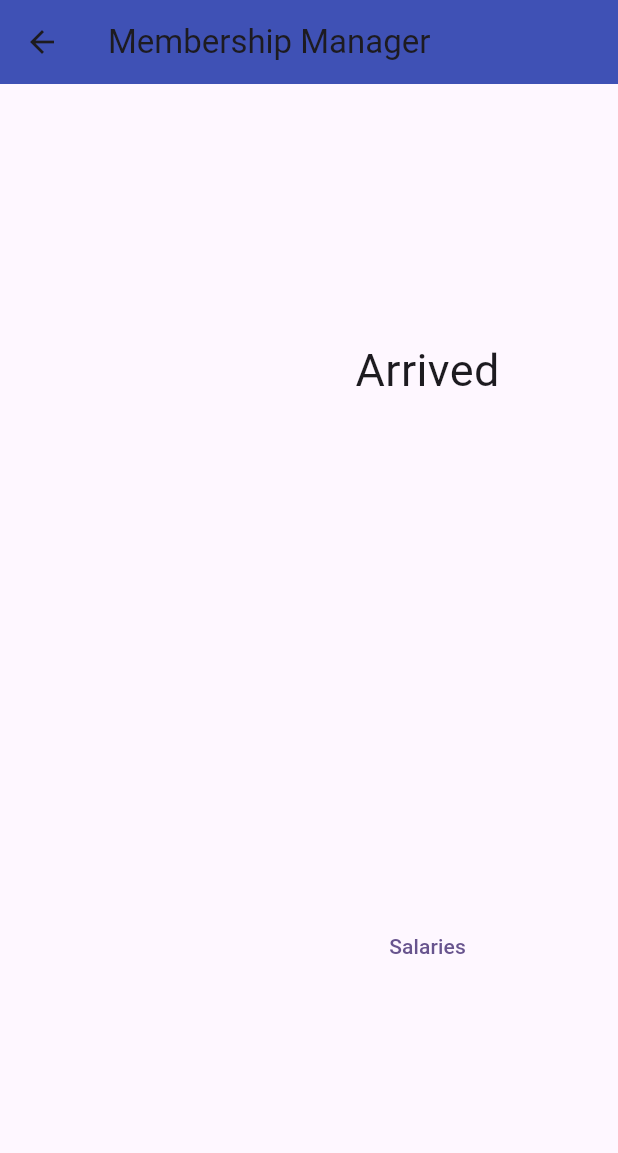
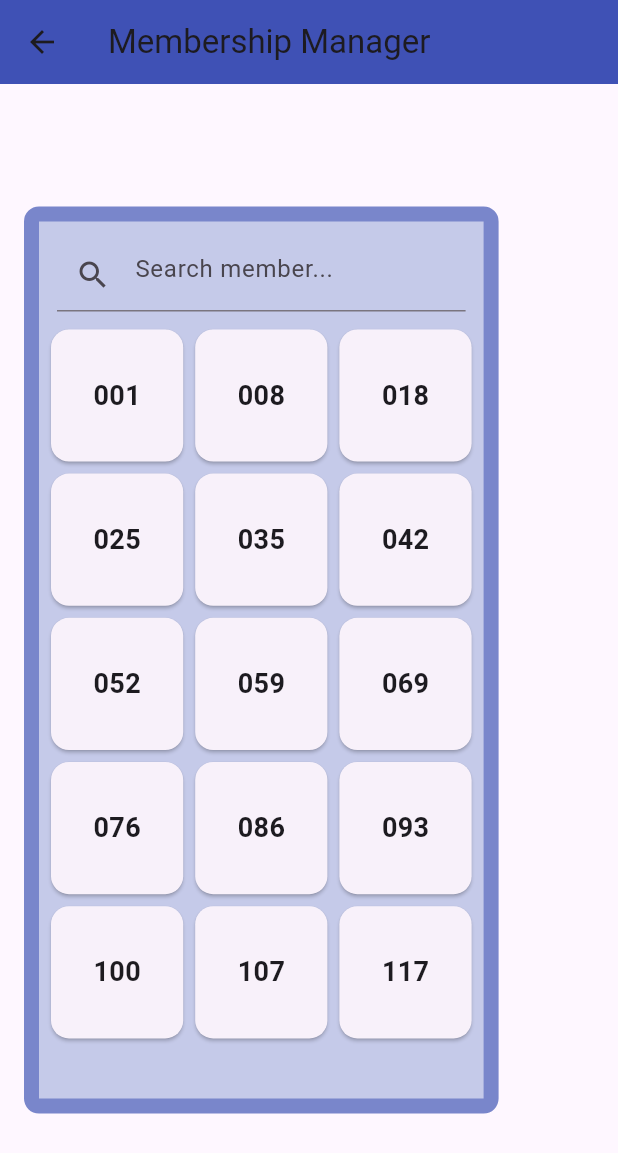
Before and after one commit to Lamroj02/om_salary_and_membership, a Flutter app: the MembershipHomePage screen opened directly, on a phone screen of 412 x 824 dp. Shown: the top 1153 px of the screen. Run offline on Flutter 3.47's test engine with Material 2 defaults, Android fonts, the phone set to English and light mode, and no system bars; our stand-ins replace table_calendar.

Commit message:
Membership route now has gridView and a search bar with working filtration by both name AND id.

```diff
--- a/lib/membershipRoutes.dart
+++ b/lib/membershipRoutes.dart
@@ -19,11 +19,45 @@ class MembershipHomePage extends StatefulWidget {
   State<MembershipHomePage> createState() => _MembershipHomePageState();
 }
 
+class Member{
+  final String name,id;
+  final int points;
+
+  Member(this.name, this.id, this.points);
+}
+
 class _MembershipHomePageState extends State<MembershipHomePage> {
 
+  List<Member> sampleMembers = [
+    Member("Alice", '001', 150),
+    Member("Bob",  '008', 120),
+    Member("Carol",  '018', 180),
+    Member("David",  '025', 90),
+    Member("Eve",  '035', 160),
+    Member("Frank",  '042', 130),
+    Member("Grace",  '052', 170),
+    Member("Harry",  '059', 110),
+    Member("Ivy",  '069', 140),
+    Member("Jack",  '076', 170),
+    Member("Karen",  '086', 100),
+    Member("Larry",  '093', 190),
+    Member("Megan",  '100', 110),
+    Member("Nancy",  '107', 140),
+    Member("Oscar",  '117', 180),
+  ];
+  List<Member> filteredMembers = [];
+
+  @override
+  void initState() {
+    super.initState();
+    filteredMembers = sampleMembers;
+  }
 
   @override
   Widget build(BuildContext context) {
+
+    double screenHeight = MediaQuery.of(context).size.height;
+    double screenWidth  = MediaQuery.of(context).size.width;
     // This method is rerun every time setState is called, for instance as done
     // by the _incrementCounter method above.
     //
@@ -40,38 +74,84 @@ class _MembershipHomePageState extends State<MembershipHomePage> {
         ),
       ),
 
-      body: Align(
-        // Center is a layout widget. It takes a single child and positions it
-        // in the middle of the parent.
-        alignment: const Alignment(0.5,0),
-        child: Column(
-          // Column is also a layout widget. It takes a list of children and
-          // arranges them vertically. By default, it sizes itself to fit its
-          // children horizontally, and tries to be as tall as its parent.
-          //
-          // Column has various properties to control how it sizes itself and
-          // how it positions its children. Here we use mainAxisAlignment to
-          // center the children vertically; the main axis here is the vertical
-          // axis because Columns are vertical (the cross axis would be
-          // horizontal).
-          //
-          // TRY THIS: Invoke "debug painting" (choose the "Toggle Debug Paint"
-          // action in the IDE, or press "p" in the console), to see the
-          // wireframe for each widget.
-          mainAxisAlignment: MainAxisAlignment.spaceAround,
-          children: <Widget>[
-            const Text(
-              'Arrived',
-              style: TextStyle( fontSize: 30),
+      body: Row(
+
+        children: [Align(
+
+          child: Container(
+            margin: const EdgeInsets.all(16.0),
+            padding: const EdgeInsets.all(4),
+
+            decoration: BoxDecoration(
+              color: Colors.indigo.shade100,
+              borderRadius: BorderRadius.circular(10.0),
+              border: Border.all(
+                color: Colors.indigo.shade300, // Set the border color here
+                width: 10.0, // Set the border width here
+              ),
             ),
 
-            TextButton(
-              onPressed: () {
-                Navigator.pop(context);
-              },
-              child: const Text('Salaries'),
-            )
-          ],
+            child: SizedBox(
+              height: screenHeight * 0.7,
+              width:  screenWidth * 0.7,
+
+              child: Column(
+
+                children: [Padding(
+                    padding: const EdgeInsets.all(8.0),
+                    child: TextField(
+                      decoration: const InputDecoration(
+                        hintText: 'Search member...',
+                        prefixIcon: Icon(Icons.search),
+                      ),
+                      onChanged: (value) {
+                        // Implement the filtering logic here
+                        if (value.isNotEmpty) {
+                          setState(() {
+                            filteredMembers = sampleMembers
+                                .where((member) =>
+                                member.name.toLowerCase().contains(
+                                    value.toLowerCase()))
+                                .toList() +
+                              sampleMembers
+                              .where((member) =>
+                              member.id.contains(value)).toList();
+                          });
+                        }else{
+                          setState(() {
+                            filteredMembers = sampleMembers;
+                          });
+                        }
+
+                      },
+                    ),
+                  ),
+                  Expanded(
+                  child: GridView.builder(
+                    gridDelegate: const SliverGridDelegateWithFixedCrossAxisCount(
+                      crossAxisCount: 3, // Number of columns in the grid
+                    ),
+                    itemCount: filteredMembers.length,
+                    itemBuilder: (BuildContext context, int index) {
+                      return _buildGridItem(filteredMembers[index]);
+                    },
+                  ),
+                ),]
+              ),
+            ),
+          ),
+        )],
+      )
+    );
+  }
+
+  //Items for the grid
+  Widget _buildGridItem(Member member) {
+    return Card(
+      child: Center(
+        child: Text(
+          member.id,
+          style: const TextStyle(fontWeight: FontWeight.bold, fontSize: 18,),
         ),
       ),
     );
--- a/lib/salaryRoutes.dart
+++ b/lib/salaryRoutes.dart
@@ -185,10 +185,14 @@ class _SalaryHomePageState extends State<SalaryHomePage> {
 
 
               //EMPLOYEES TAB
-
+              Row(
+                //Refer to draw.io wireframe
+              ),
 
               //PAY TAB
-
+              Row(
+                //Refer to draw.io wireframe
+              ),
 
             ],
           ),
```
